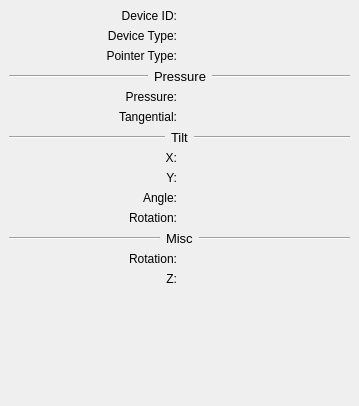
Qt form src/app/peninfodockwidget.ui (borco/peninspector) before a commit.
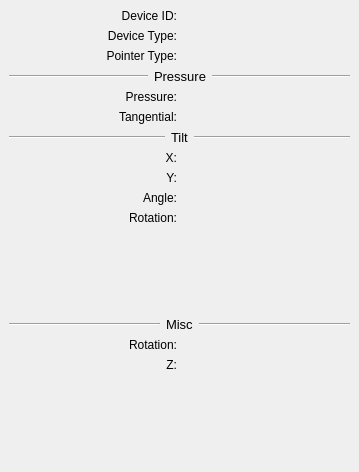
The same form after that commit. Custom widgets are drawn as their Qt base class.

Commit message: added a tilt preview to the UI

What changed in the file:
```diff
--- a/src/app/peninfodockwidget.ui
+++ b/src/app/peninfodockwidget.ui
@@ -7,12 +7,12 @@
     <x>0</x>
     <y>0</y>
     <width>359</width>
-    <height>406</height>
+    <height>472</height>
    </rect>
   </property>
   <widget class="QWidget" name="dockWidgetContents">
    <layout class="QGridLayout" name="gridLayout">
-    <item row="12" column="0">
+    <item row="13" column="0">
      <widget class="QLabel" name="label_9">
       <property name="styleSheet">
        <string notr="true">QLabel {font-weight: 200;}</string>
@@ -87,7 +87,7 @@
       </property>
      </widget>
     </item>
-    <item row="13" column="0">
+    <item row="14" column="0">
      <widget class="QLabel" name="label_17">
       <property name="styleSheet">
        <string notr="true">QLabel {font-weight: 200;}</string>
@@ -126,7 +126,7 @@
       </property>
      </widget>
     </item>
-    <item row="11" column="0" colspan="2">
+    <item row="12" column="0" colspan="2">
      <layout class="QHBoxLayout" name="horizontalLayout">
       <item>
        <widget class="Line" name="line_10">
@@ -230,7 +230,7 @@
       </property>
      </widget>
     </item>
-    <item row="14" column="0" colspan="2">
+    <item row="15" column="0" colspan="2">
      <spacer name="verticalSpacer">
       <property name="orientation">
        <enum>Qt::Vertical</enum>
@@ -284,7 +284,7 @@
       </property>
      </widget>
     </item>
-    <item row="13" column="1">
+    <item row="14" column="1">
      <widget class="QLabel" name="z">
       <property name="text">
        <string/>
@@ -364,16 +364,34 @@
       </property>
      </widget>
     </item>
-    <item row="12" column="1">
+    <item row="13" column="1">
      <widget class="QLabel" name="rotation">
       <property name="text">
        <string/>
       </property>
      </widget>
     </item>
+    <item row="11" column="0" colspan="2">
+     <widget class="TiltPreview" name="tiltPreview" native="true">
+      <property name="minimumSize">
+       <size>
+        <width>0</width>
+        <height>80</height>
+       </size>
+      </property>
+     </widget>
+    </item>
    </layout>
   </widget>
  </widget>
+ <customwidgets>
+  <customwidget>
+   <class>TiltPreview</class>
+   <extends>QWidget</extends>
+   <header>tiltpreview.h</header>
+   <container>1</container>
+  </customwidget>
+ </customwidgets>
  <resources/>
  <connections/>
 </ui>
```
